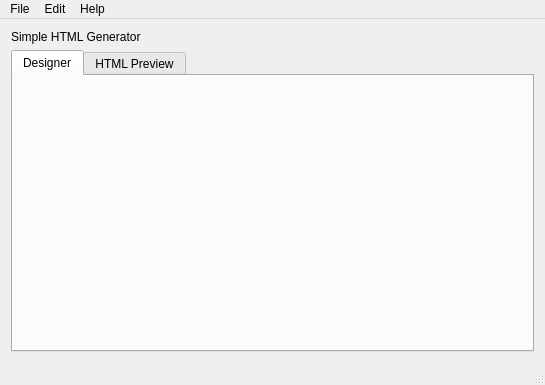
Old version of the form mainwindow.ui in the repository alex147/simple-html-generator.
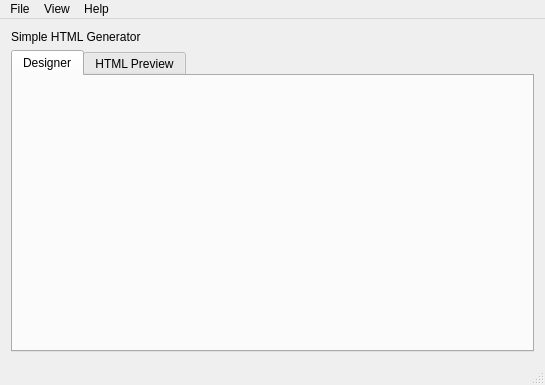
New version of the form. Icons and pictures are not drawn.

Diff of the .ui file:
```diff
--- a/mainwindow.ui
+++ b/mainwindow.ui
@@ -104,7 +104,7 @@
    </widget>
    <widget class="QMenu" name="menuEdit">
     <property name="title">
-     <string>Edit</string>
+     <string>View</string>
     </property>
    </widget>
    <widget class="QMenu" name="menuHelp">
```
Left out of the diff: 6 changed lines with no effect on the pictures.
